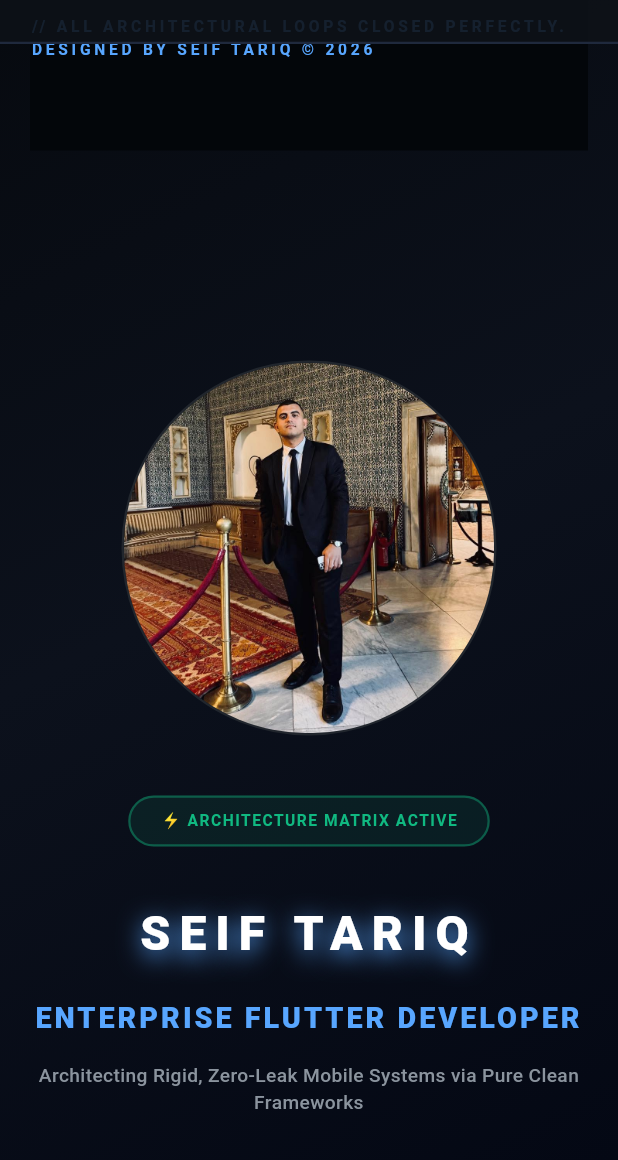
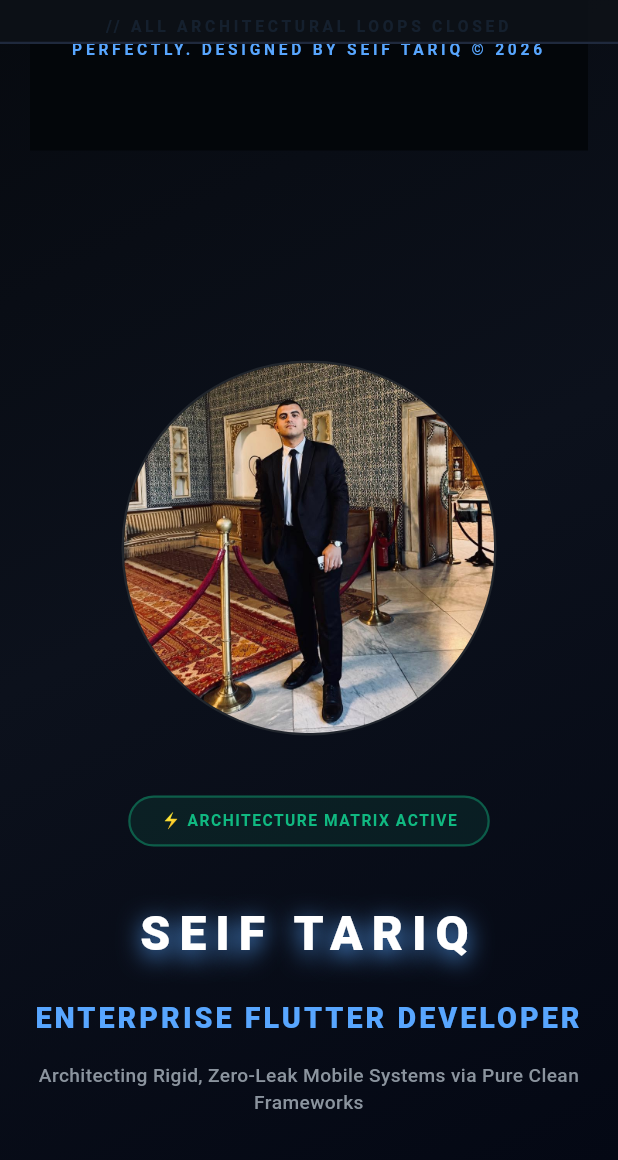
Before and after one commit to seiftarek10/my_portofilo, a Flutter app: the screen it shows after launch, on a phone screen of 412 x 824 dp, the part 76-1236 px from its top. Run offline on Flutter 3.47's test engine with Material 3 defaults, Android fonts, the phone set to English and light mode, and no system bars; our stand-ins replace animate_do; Roboto replaces fonts that are missing (Fira Code).

Commit message:
center footer text

```diff
--- a/lib/presentation/sections/footer_section.dart
+++ b/lib/presentation/sections/footer_section.dart
@@ -5,9 +5,9 @@ class FooterSection extends StatelessWidget {
 
   @override
   Widget build(BuildContext context) {
-     return Container(
+    return Container(
       width: double.infinity,
-      padding: const EdgeInsets.symmetric(vertical: 60),
+      padding: const EdgeInsets.symmetric(vertical: 60, horizontal: 20),
       decoration: const BoxDecoration(
         color: Color(0xFF03060A),
         border: Border(top: BorderSide(color: Color(0xFF1F293D))),
@@ -15,6 +15,7 @@ class FooterSection extends StatelessWidget {
       child: const Center(
         child: Text(
           "// ALL ARCHITECTURAL LOOPS CLOSED PERFECTLY. DESIGNED BY SEIF TARIQ © 2026",
+          textAlign: TextAlign.center,
           style: TextStyle(
             fontFamily: 'Fira Code',
             color: Color(0xFF58A6FF),
--- a/lib/presentation/sections/nav_bar_section.dart
+++ b/lib/presentation/sections/nav_bar_section.dart
@@ -1,4 +1,3 @@
-
 import 'package:flutter/material.dart';
 import 'package:seif_portfolio/data/portfolio_data.dart';
 import 'package:seif_portfolio/presentation/widgets/social_button.dart';
@@ -37,9 +36,7 @@ class NavBarSection extends StatelessWidget {
   Widget build(BuildContext context) {
     return LayoutBuilder(
       builder: (context, constraints) {
-        bool isMobile =
-            constraints.maxWidth <=
-            600;
+        bool isMobile = constraints.maxWidth <= 600;
 
         return AnimatedContainer(
           duration: const Duration(milliseconds: 400),
@@ -77,6 +74,7 @@ class NavBarSection extends StatelessWidget {
       mainAxisAlignment: MainAxisAlignment.center,
       children: [
         Row(
+          crossAxisAlignment: CrossAxisAlignment.center,
           children: [
             _buildLogo(),
             const Spacer(),
@@ -134,7 +132,7 @@ class NavBarSection extends StatelessWidget {
       SocialButton(
         icon: Icons.code_rounded,
         tooltip: "GitHub",
-            url: "https://github.com/seiftarek10",
+        url: "https://github.com/seiftarek10",
         hoverColor: const Color(0xFF58A6FF),
       ),
       const SizedBox(width: 10),
```
